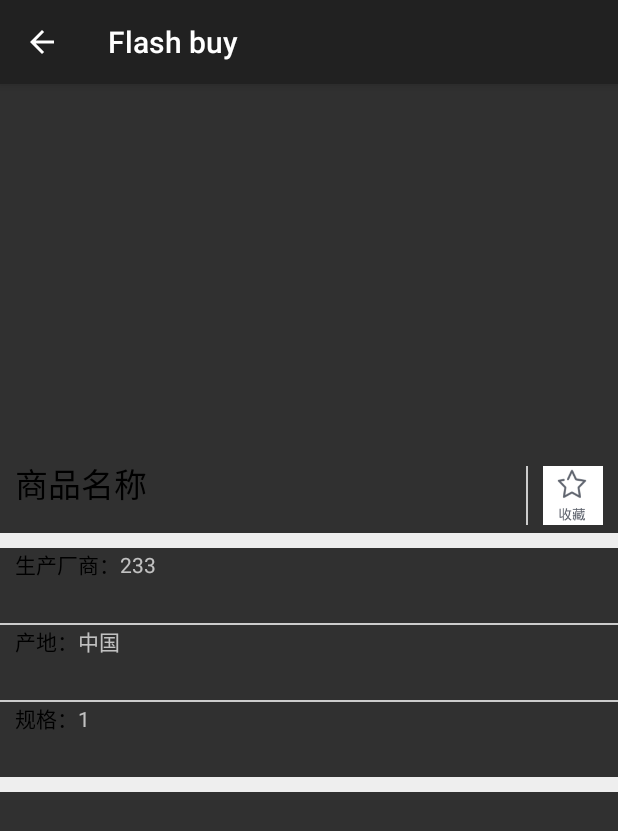
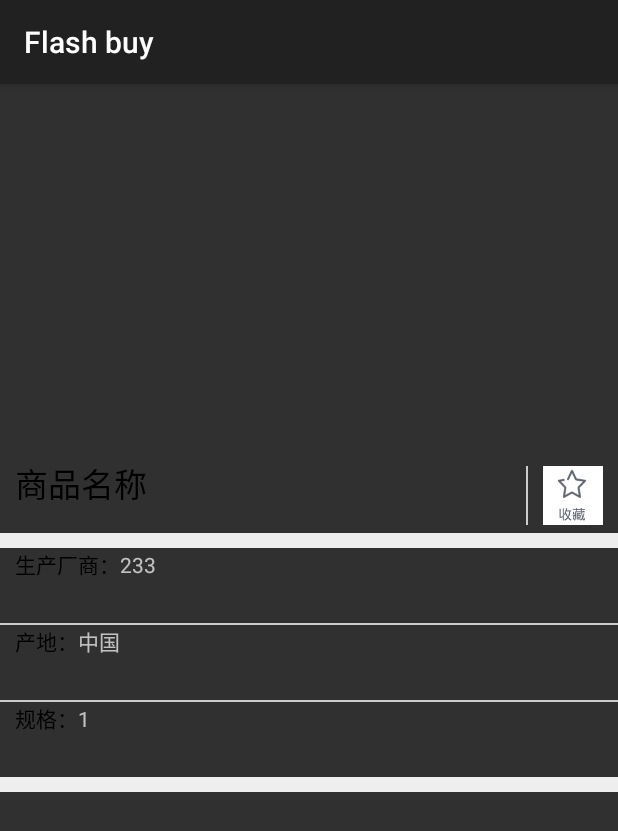
Before and after one commit to jackieliu-52/Flash-buy, an Android app: the fragment Fragment_item shown on its own in the app's theme, on a phone screen of 412 x 824 dp. Shown: the top 831 px of the screen. Run offline under Robolectric (Android 15) with nearby library versions, the phone set to English and light mode, and no system bars; libraries missing offline, so code that uses them is left out: com.github.mrengineer13.snackbar.

Commit message:
改用了CoordinatorLayout， 暂时还有挺多bug的，明天再改

```diff
--- a/app/build.gradle
+++ b/app/build.gradle
@@ -29,8 +29,7 @@ dependencies {
     compile('com.mikepenz:materialdrawer:5.3.6@aar') {
         transitive = true
     }
-    //下拉隐藏toolbar
-    compile 'com.github.ksoichiro:android-observablescrollview:1.5.0'
+
     //底部划动菜单
     compile 'com.github.kingideayou:SlideBottomPanel:1.0.6'
     // Fresco图片加载库
--- a/app/src/main/java/com/example/jack/myapplication/Fragment/Fragment_item.java
+++ b/app/src/main/java/com/example/jack/myapplication/Fragment/Fragment_item.java
@@ -21,7 +21,7 @@ import com.github.mrengineer13.snackbar.SnackBar;
 public class Fragment_item extends Fragment {
 
     private final String TAG = "Fragment_item";
-    private Toolbar toolbar = null;
+
     /**
      * 单例对象实例
      */
@@ -66,12 +66,8 @@ public class Fragment_item extends Fragment {
     {
         View view = inflater.inflate(R.layout.fragment_item, container, false);
         Log.i(TAG,"onCreateView");
-        toolbar = (Toolbar) view.findViewById(R.id.item_toolbar);
 
-        Log.i(TAG,"onCreateView1");
-        //设置新的toolbar
-        ((AppCompatActivity) getActivity()).setSupportActionBar(toolbar);
-        ((AppCompatActivity) getActivity()).getSupportActionBar().setDisplayHomeAsUpEnabled(true);
+
         setHasOptionsMenu(true);
 
         return view;
@@ -83,5 +79,6 @@ public class Fragment_item extends Fragment {
         Log.e(TAG, "onCreateOptionsMenu()");
         menu.clear();
         inflater.inflate(R.menu.menu_item, menu);
+        super.onCreateOptionsMenu(menu, inflater);
     }
 }
--- a/app/src/main/java/com/example/jack/myapplication/Util/SpacesItemDecoration.java
+++ b/app/src/main/java/com/example/jack/myapplication/View/Recyclerview/SpacesItemDecoration.java
@@ -1,4 +1,4 @@
-package com.example.jack.myapplication.Util;
+package com.example.jack.myapplication.View.Recyclerview;
 
 import android.graphics.Rect;
 import android.support.v7.widget.RecyclerView;
--- a/app/src/main/res/layout/fragment_cuxiao.xml
+++ b/app/src/main/res/layout/fragment_cuxiao.xml
@@ -4,7 +4,7 @@
     android:layout_width="match_parent"
     android:layout_height="match_parent" >
 
-    <com.github.ksoichiro.android.observablescrollview.ObservableRecyclerView
+    <android.support.v7.widget.RecyclerView
         android:id="@+id/id_recyclerview"
         android:layout_width="match_parent"
         android:layout_height="match_parent" />
--- a/app/src/main/res/layout/fragment_item.xml
+++ b/app/src/main/res/layout/fragment_item.xml
@@ -1,19 +1,10 @@
 <?xml version="1.0" encoding="utf-8"?>
 <RelativeLayout xmlns:android="http://schemas.android.com/apk/res/android"
-    xmlns:app="http://schemas.android.com/apk/res-auto"
     android:orientation="vertical"
     android:layout_width="match_parent"
     android:layout_height="match_parent">
 
-    <android.support.v7.widget.Toolbar
-        android:id="@+id/item_toolbar"
-        android:layout_width="match_parent"
-        android:layout_height="45dp"
-        android:background="?attr/colorPrimary"
-        android:theme="@style/ThemeOverlay.AppCompat.Dark.ActionBar"
-        app:popupTheme="@style/ThemeOverlay.AppCompat.Light"
-        android:elevation="4dp"
-        />
+
     <ScrollView
         android:layout_width="match_parent"
         android:layout_height="wrap_content"
```
Also changed, not shown: app/src/main/java/com/example/jack/myapplication/Fragment/Fragment_cuxiao.java (+13 -41 lines), app/src/main/java/com/example/jack/myapplication/MainActivity.java (+11 -38 lines), app/src/main/res/layout/activity_main.xml (+16 -14 lines).
